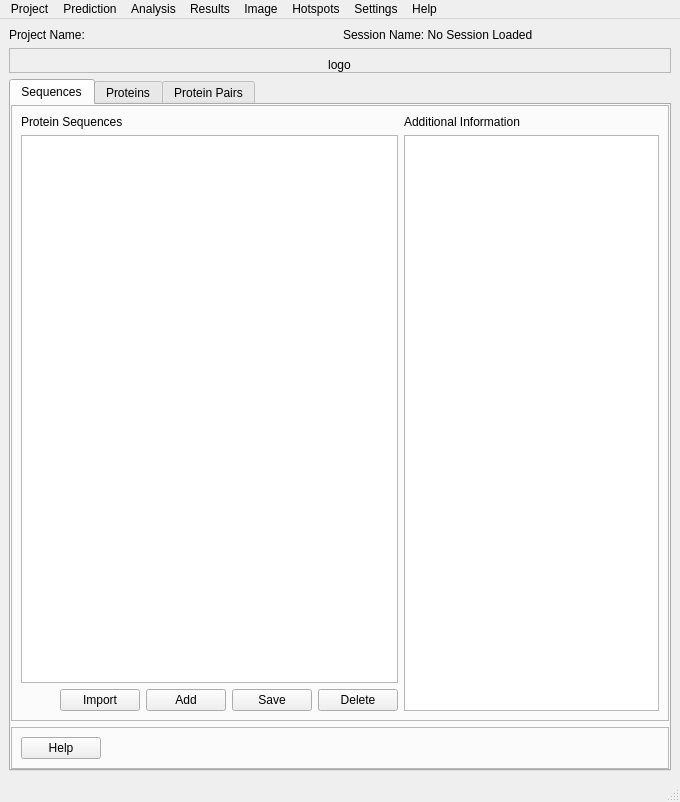
Old version of the form pyssa/gui/ui/forms/main_view.ui in the repository urban233/PySSA.
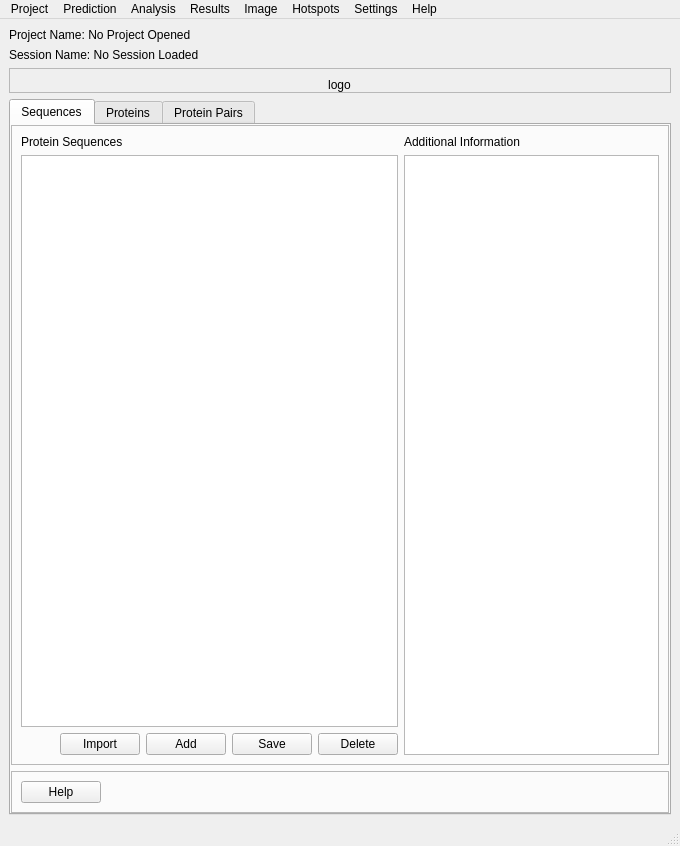
New version of the form.

Commit message: update: the session name is now below the project name

What changed in the file:
```diff
--- a/pyssa/gui/ui/forms/main_view.ui
+++ b/pyssa/gui/ui/forms/main_view.ui
@@ -7,7 +7,7 @@
     <x>0</x>
     <y>0</y>
     <width>680</width>
-    <height>802</height>
+    <height>846</height>
    </rect>
   </property>
   <property name="windowTitle">
@@ -17,13 +17,13 @@
    <bool>true</bool>
   </property>
   <widget class="QWidget" name="centralwidget">
-   <layout class="QVBoxLayout" name="verticalLayout">
+   <layout class="QVBoxLayout" name="verticalLayout_9">
     <item>
-     <layout class="QHBoxLayout" name="horizontalLayout_16">
+     <layout class="QVBoxLayout" name="verticalLayout">
       <item>
        <widget class="QLabel" name="lbl_project_name">
         <property name="text">
-         <string>Project Name:</string>
+         <string>Project Name: No Project Opened</string>
         </property>
        </widget>
       </item>
```
The commit also changes 6 other files.
